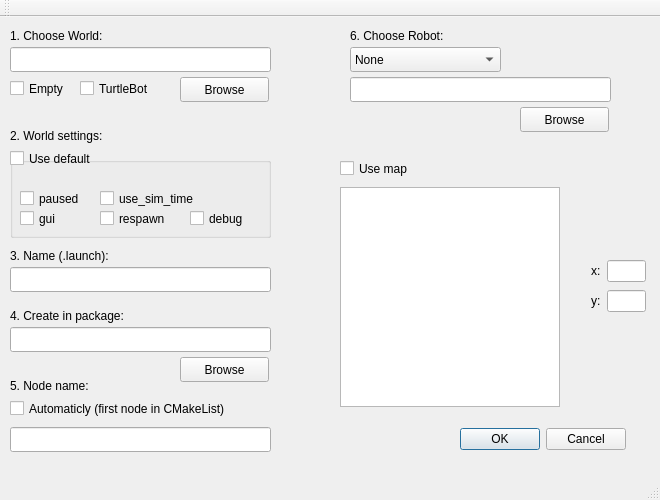
This is lc/mainwindow.ui in VasilyevGeorgy/LaunchCreator as Qt 5 draws it before an edit. The edited form follows.
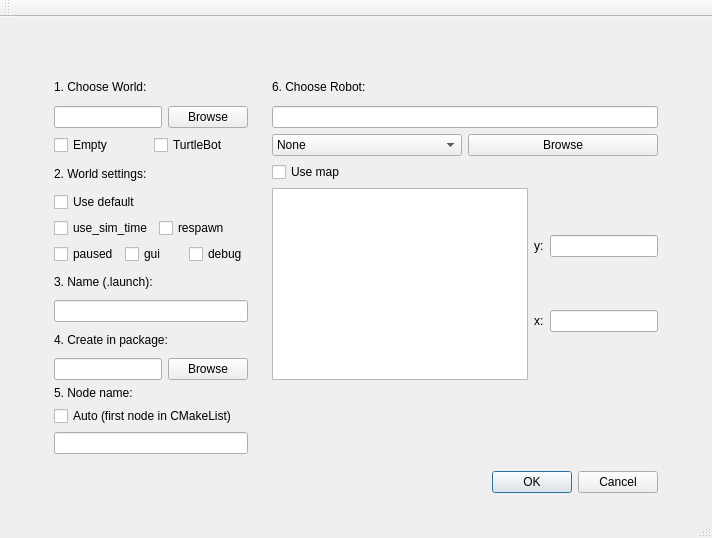
This is the edited form.

Diff of the .ui file:
```diff
--- a/lc/mainwindow.ui
+++ b/lc/mainwindow.ui
@@ -6,8 +6,8 @@
    <rect>
     <x>0</x>
     <y>0</y>
-    <width>660</width>
-    <height>500</height>
+    <width>712</width>
+    <height>538</height>
    </rect>
   </property>
   <property name="mouseTracking">
@@ -17,351 +17,178 @@
    <string>MainWindow</string>
   </property>
   <widget class="QWidget" name="centralWidget">
-   <widget class="QLabel" name="label">
-    <property name="geometry">
-     <rect>
-      <x>10</x>
-      <y>10</y>
-      <width>131</width>
-      <height>17</height>
-     </rect>
-    </property>
-    <property name="text">
-     <string>1. Choose World:</string>
-    </property>
-   </widget>
-   <widget class="QPushButton" name="browse">
-    <property name="geometry">
-     <rect>
-      <x>180</x>
-      <y>60</y>
-      <width>89</width>
-      <height>25</height>
-     </rect>
-    </property>
-    <property name="text">
-     <string>Browse</string>
-    </property>
-   </widget>
-   <widget class="QLineEdit" name="lineEdit">
-    <property name="geometry">
-     <rect>
-      <x>10</x>
-      <y>30</y>
-      <width>261</width>
-      <height>25</height>
-     </rect>
-    </property>
-   </widget>
-   <widget class="QLabel" name="label1_3">
-    <property name="geometry">
-     <rect>
-      <x>10</x>
-      <y>290</y>
-      <width>251</width>
-      <height>17</height>
-     </rect>
-    </property>
-    <property name="text">
-     <string>4. Create in package:</string>
-    </property>
-   </widget>
-   <widget class="QLineEdit" name="lineEdit_3">
-    <property name="geometry">
-     <rect>
-      <x>10</x>
-      <y>310</y>
-      <width>261</width>
-      <height>25</height>
-     </rect>
-    </property>
-   </widget>
-   <widget class="QPushButton" name="browse1">
-    <property name="geometry">
-     <rect>
-      <x>180</x>
-      <y>340</y>
-      <width>89</width>
-      <height>25</height>
-     </rect>
-    </property>
-    <property name="text">
-     <string>Browse</string>
-    </property>
-   </widget>
-   <widget class="QLabel" name="label_2">
-    <property name="geometry">
-     <rect>
-      <x>10</x>
-      <y>230</y>
-      <width>131</width>
-      <height>17</height>
-     </rect>
-    </property>
-    <property name="text">
-     <string>3. Name (.launch):</string>
-    </property>
-   </widget>
-   <widget class="QLineEdit" name="lineEdit_2">
-    <property name="geometry">
-     <rect>
-      <x>10</x>
-      <y>250</y>
-      <width>261</width>
-      <height>25</height>
-     </rect>
-    </property>
-   </widget>
+   <layout class="QGridLayout" name="gridLayout">
+    <item row="4" column="10">
+     <spacer name="horizontalSpacer_2">
+      <property name="orientation">
+       <enum>Qt::Horizontal</enum>
+      </property>
+      <property name="sizeHint" stdset="0">
+       <size>
+        <width>40</width>
+        <height>20</height>
+       </size>
+      </property>
+     </spacer>
+    </item>
+    <item row="2" column="9">
    <widget class="QLabel" name="label_3">
     <property name="enabled">
      <bool>true</bool>
     </property>
-    <property name="geometry">
-     <rect>
-      <x>350</x>
-      <y>10</y>
-      <width>131</width>
-      <height>17</height>
-     </rect>
+      <property name="sizePolicy">
+       <sizepolicy hsizetype="Preferred" vsizetype="Preferred">
+        <horstretch>0</horstretch>
+        <verstretch>0</verstretch>
+       </sizepolicy>
     </property>
     <property name="text">
      <string>6. Choose Robot:</string>
     </property>
-   </widget>
-   <widget class="QGroupBox" name="groupBox">
-    <property name="geometry">
-     <rect>
-      <x>10</x>
-      <y>140</y>
-      <width>261</width>
-      <height>81</height>
-     </rect>
-    </property>
-    <property name="title">
-     <string/>
-    </property>
-    <widget class="QCheckBox" name="checkBox_6">
-     <property name="geometry">
-      <rect>
-       <x>180</x>
-       <y>50</y>
-       <width>92</width>
-       <height>23</height>
-      </rect>
-     </property>
-     <property name="text">
-      <string>debug</string>
-     </property>
-    </widget>
-    <widget class="QCheckBox" name="checkBox_3">
-     <property name="geometry">
-      <rect>
-       <x>90</x>
-       <y>30</y>
-       <width>121</width>
-       <height>23</height>
-      </rect>
-     </property>
-     <property name="text">
-      <string>use_sim_time</string>
-     </property>
-    </widget>
-    <widget class="QCheckBox" name="checkBox_5">
-     <property name="geometry">
-      <rect>
-       <x>90</x>
-       <y>50</y>
-       <width>92</width>
-       <height>23</height>
-      </rect>
-     </property>
-     <property name="text">
-      <string>respawn</string>
-     </property>
-    </widget>
-    <widget class="QCheckBox" name="checkBox_4">
-     <property name="geometry">
-      <rect>
-       <x>10</x>
-       <y>50</y>
-       <width>51</width>
-       <height>23</height>
-      </rect>
-     </property>
-     <property name="text">
-      <string>gui</string>
-     </property>
-    </widget>
-    <widget class="QCheckBox" name="checkBox_2">
-     <property name="geometry">
-      <rect>
-       <x>10</x>
-       <y>30</y>
-       <width>81</width>
-       <height>23</height>
-      </rect>
-     </property>
-     <property name="text">
-      <string>paused</string>
-     </property>
-    </widget>
-   </widget>
-   <widget class="QLabel" name="label_5">
-    <property name="geometry">
-     <rect>
-      <x>10</x>
-      <y>110</y>
-      <width>121</width>
-      <height>17</height>
-     </rect>
-    </property>
-    <property name="text">
-     <string>2. World settings:</string>
-    </property>
-   </widget>
-   <widget class="QCheckBox" name="checkBox">
-    <property name="geometry">
-     <rect>
-      <x>10</x>
-      <y>130</y>
-      <width>111</width>
-      <height>23</height>
-     </rect>
-    </property>
-    <property name="text">
-     <string>Use default</string>
-    </property>
-   </widget>
-   <widget class="QDialogButtonBox" name="buttonBox_2">
-    <property name="geometry">
-     <rect>
-      <x>460</x>
-      <y>410</y>
-      <width>166</width>
-      <height>25</height>
-     </rect>
-    </property>
-    <property name="standardButtons">
-     <set>QDialogButtonBox::Cancel|QDialogButtonBox::Ok</set>
-    </property>
-   </widget>
-   <widget class="QLabel" name="label_7">
-    <property name="geometry">
-     <rect>
-      <x>10</x>
-      <y>360</y>
-      <width>131</width>
-      <height>17</height>
-     </rect>
-    </property>
-    <property name="text">
-     <string>5. Node name:</string>
-    </property>
-   </widget>
-   <widget class="QLineEdit" name="lineEdit_5">
-    <property name="geometry">
-     <rect>
-      <x>10</x>
-      <y>410</y>
-      <width>261</width>
-      <height>25</height>
-     </rect>
-    </property>
-   </widget>
-   <widget class="QCheckBox" name="checkBox_7">
+      <property name="textFormat">
+       <enum>Qt::AutoText</enum>
+      </property>
+      <property name="scaledContents">
+       <bool>false</bool>
+      </property>
+     </widget>
+    </item>
+    <item row="4" column="9">
+     <layout class="QHBoxLayout" name="horizontalLayout_21">
+      <item>
+       <widget class="QLineEdit" name="lineEdit_4">
     <property name="enabled">
      <bool>true</bool>
     </property>
-    <property name="geometry">
-     <rect>
-      <x>10</x>
-      <y>380</y>
-      <width>291</width>
-      <height>23</height>
-     </rect>
+       </widget>
+      </item>
+     </layout>
+    </item>
+    <item row="26" column="1">
+     <spacer name="verticalSpacer_2">
+      <property name="orientation">
+       <enum>Qt::Vertical</enum>
+      </property>
+      <property name="sizeHint" stdset="0">
+       <size>
+        <width>20</width>
+        <height>40</height>
+       </size>
+      </property>
+     </spacer>
+    </item>
+    <item row="1" column="1" rowspan="3" colspan="4">
+     <widget class="QLabel" name="label">
+      <property name="sizePolicy">
+       <sizepolicy hsizetype="Expanding" vsizetype="Expanding">
+        <horstretch>0</horstretch>
+        <verstretch>0</verstretch>
+       </sizepolicy>
+      </property>
+      <property name="font">
+       <font>
+        <strikeout>false</strikeout>
+        <kerning>true</kerning>
+       </font>
     </property>
     <property name="text">
-     <string>Automaticly (first node in CMakeList)</string>
-    </property>
-   </widget>
+       <string>1. Choose World:</string>
+      </property>
+      <property name="textFormat">
+       <enum>Qt::AutoText</enum>
+      </property>
+      <property name="scaledContents">
+       <bool>true</bool>
+      </property>
+     </widget>
+    </item>
+    <item row="5" column="1">
+     <layout class="QHBoxLayout" name="horizontalLayout_6">
+      <item>
    <widget class="QCheckBox" name="checkBox_8">
-    <property name="geometry">
-     <rect>
-      <x>10</x>
-      <y>60</y>
-      <width>101</width>
-      <height>23</height>
-     </rect>
-    </property>
     <property name="text">
      <string>Empty</string>
     </property>
    </widget>
+      </item>
+      <item>
    <widget class="QCheckBox" name="checkBox_9">
-    <property name="geometry">
-     <rect>
-      <x>80</x>
-      <y>60</y>
-      <width>92</width>
-      <height>23</height>
-     </rect>
-    </property>
     <property name="text">
      <string>TurtleBot</string>
     </property>
    </widget>
-   <widget class="QGraphicsView" name="graphicsView">
-    <property name="geometry">
-     <rect>
-      <x>340</x>
-      <y>170</y>
-      <width>220</width>
-      <height>220</height>
-     </rect>
-    </property>
-   </widget>
+      </item>
+     </layout>
+    </item>
+    <item row="25" column="1">
+     <layout class="QVBoxLayout" name="verticalLayout_5">
+      <item>
+       <widget class="QLabel" name="label_7">
+        <property name="text">
+         <string>5. Node name:</string>
+        </property>
+       </widget>
+      </item>
+      <item>
+       <widget class="QCheckBox" name="checkBox_7">
+        <property name="enabled">
+         <bool>true</bool>
+        </property>
+        <property name="text">
+         <string>Auto (first node in CMakeList)</string>
+        </property>
+       </widget>
+      </item>
+      <item>
+       <widget class="QLineEdit" name="lineEdit_5"/>
+      </item>
+     </layout>
+    </item>
+    <item row="0" column="1">
+     <spacer name="verticalSpacer">
+      <property name="orientation">
+       <enum>Qt::Vertical</enum>
+      </property>
+      <property name="sizeHint" stdset="0">
+       <size>
+        <width>20</width>
+        <height>40</height>
+       </size>
+      </property>
+     </spacer>
+    </item>
+    <item row="4" column="1">
+     <layout class="QHBoxLayout" name="horizontalLayout_19">
+      <item>
+       <widget class="QLineEdit" name="lineEdit"/>
+      </item>
+      <item>
+       <widget class="QPushButton" name="browse">
+        <property name="text">
+         <string>Browse</string>
+        </property>
+       </widget>
+      </item>
+     </layout>
+    </item>
+    <item row="13" column="9">
+     <layout class="QVBoxLayout" name="verticalLayout_2">
+      <item>
    <widget class="QCheckBox" name="checkBox_10">
-    <property name="geometry">
-     <rect>
-      <x>340</x>
-      <y>140</y>
-      <width>92</width>
-      <height>23</height>
-     </rect>
-    </property>
     <property name="text">
      <string>Use map</string>
     </property>
    </widget>
-   <widget class="QWidget" name="verticalLayoutWidget">
-    <property name="geometry">
-     <rect>
-      <x>580</x>
-      <y>230</y>
-      <width>77</width>
-      <height>80</height>
-     </rect>
-    </property>
+      </item>
+      <item>
+       <layout class="QHBoxLayout" name="horizontalLayout_17">
+        <item>
+         <widget class="QGraphicsView" name="graphicsView"/>
+        </item>
+        <item>
     <layout class="QVBoxLayout" name="verticalLayout">
      <item>
-      <layout class="QHBoxLayout" name="horizontalLayout">
-       <item>
-        <widget class="QLabel" name="label_6">
-         <property name="enabled">
-          <bool>true</bool>
-         </property>
-         <property name="text">
-          <string>x:</string>
-         </property>
-        </widget>
-       </item>
-       <item>
-        <widget class="QLineEdit" name="lineEdit_6"/>
-       </item>
-      </layout>
-     </item>
-     <item>
-      <layout class="QHBoxLayout" name="horizontalLayout_2">
+           <layout class="QHBoxLayout" name="horizontalLayout_10">
        <item>
         <widget class="QLabel" name="label_8">
          <property name="enabled">
@@ -377,20 +204,128 @@
        </item>
       </layout>
      </item>
-    </layout>
-   </widget>
+          <item>
+           <layout class="QHBoxLayout" name="horizontalLayout_7">
+            <item>
+             <widget class="QLabel" name="label_6">
+              <property name="enabled">
+               <bool>true</bool>
+              </property>
+              <property name="text">
+               <string>x:</string>
+              </property>
+             </widget>
+            </item>
+            <item>
+             <widget class="QLineEdit" name="lineEdit_6"/>
+            </item>
+           </layout>
+          </item>
+         </layout>
+        </item>
+       </layout>
+      </item>
+     </layout>
+    </item>
+    <item row="13" column="1">
+     <layout class="QVBoxLayout" name="verticalLayout_4">
+      <item>
+       <widget class="QLabel" name="label_5">
+        <property name="text">
+         <string>2. World settings:</string>
+        </property>
+       </widget>
+      </item>
+      <item>
+       <widget class="QCheckBox" name="checkBox">
+        <property name="text">
+         <string>Use default</string>
+        </property>
+       </widget>
+      </item>
+      <item>
+       <layout class="QHBoxLayout" name="horizontalLayout_4">
+        <item>
+         <widget class="QCheckBox" name="checkBox_3">
+          <property name="text">
+           <string>use_sim_time</string>
+          </property>
+         </widget>
+        </item>
+        <item>
+         <widget class="QCheckBox" name="checkBox_5">
+          <property name="text">
+           <string>respawn</string>
+          </property>
+         </widget>
+        </item>
+       </layout>
+      </item>
+      <item>
+       <layout class="QHBoxLayout" name="horizontalLayout_5">
+        <item>
+         <widget class="QCheckBox" name="checkBox_2">
+          <property name="text">
+           <string>paused</string>
+          </property>
+         </widget>
+        </item>
+        <item>
+         <widget class="QCheckBox" name="checkBox_4">
+          <property name="text">
+           <string>gui</string>
+          </property>
+         </widget>
+        </item>
+        <item>
+         <widget class="QCheckBox" name="checkBox_6">
+          <property name="text">
+           <string>debug</string>
+          </property>
+         </widget>
+        </item>
+       </layout>
+      </item>
+      <item>
+       <widget class="QLabel" name="label_2">
+        <property name="text">
+         <string>3. Name (.launch):</string>
+        </property>
+       </widget>
+      </item>
+      <item>
+       <widget class="QLineEdit" name="lineEdit_2"/>
+      </item>
+      <item>
+       <widget class="QLabel" name="label1_3">
+        <property name="text">
+         <string>4. Create in package:</string>
+        </property>
+       </widget>
+      </item>
+      <item>
+       <layout class="QHBoxLayout" name="horizontalLayout_18">
+        <item>
+         <widget class="QLineEdit" name="lineEdit_3"/>
+        </item>
+        <item>
+         <widget class="QPushButton" name="browse1">
+          <property name="text">
+           <string>Browse</string>
+          </property>
+         </widget>
+        </item>
+       </layout>
+      </item>
+     </layout>
+    </item>
+    <item row="5" column="9">
+     <layout class="QHBoxLayout" name="horizontalLayout_20">
+      <item>
    <widget class="QComboBox" name="comboBox">
     <property name="enabled">
      <bool>true</bool>
     </property>
-    <property name="geometry">
-     <rect>
-      <x>350</x>
-      <y>30</y>
-      <width>151</width>
-      <height>25</height>
-     </rect>
-    </property>
     <item>
      <property name="text">
       <string>None</string>
@@ -412,35 +347,52 @@
      </property>
     </item>
    </widget>
+      </item>
+      <item>
    <widget class="QPushButton" name="browse_2">
     <property name="enabled">
      <bool>true</bool>
     </property>
-    <property name="geometry">
-     <rect>
-      <x>520</x>
-      <y>90</y>
-      <width>89</width>
-      <height>25</height>
-     </rect>
-    </property>
     <property name="text">
      <string>Browse</string>
     </property>
    </widget>
-   <widget class="QLineEdit" name="lineEdit_4">
-    <property name="enabled">
-     <bool>true</bool>
-    </property>
-    <property name="geometry">
-     <rect>
-      <x>350</x>
-      <y>60</y>
-      <width>261</width>
-      <height>25</height>
-     </rect>
-    </property>
-   </widget>
+      </item>
+     </layout>
+    </item>
+    <item row="4" column="0">
+     <spacer name="horizontalSpacer">
+      <property name="orientation">
+       <enum>Qt::Horizontal</enum>
+      </property>
+      <property name="sizeHint" stdset="0">
+       <size>
+        <width>40</width>
+        <height>20</height>
+       </size>
+      </property>
+     </spacer>
+    </item>
+    <item row="26" column="9">
+     <widget class="QDialogButtonBox" name="buttonBox_2">
+      <property name="sizePolicy">
+       <sizepolicy hsizetype="Expanding" vsizetype="Fixed">
+        <horstretch>0</horstretch>
+        <verstretch>0</verstretch>
+       </sizepolicy>
+      </property>
+      <property name="sizeIncrement">
+       <size>
+        <width>0</width>
+        <height>0</height>
+       </size>
+      </property>
+      <property name="standardButtons">
+       <set>QDialogButtonBox::Cancel|QDialogButtonBox::Ok</set>
+      </property>
+     </widget>
+    </item>
+   </layout>
   </widget>
   <widget class="QMenuBar" name="menuBar">
    <property name="geometry">
```
Left out of the diff: 2 changed lines with no effect on the pictures. Lines whose indentation alone changed are shown as unchanged.
